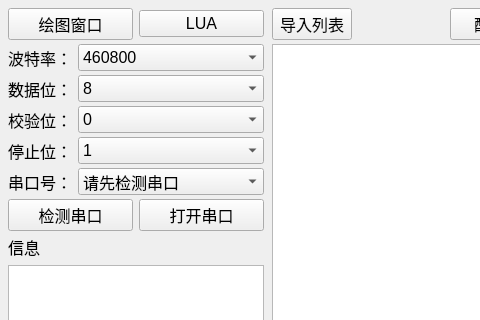
Qt form mainwindow.ui (yuejin-tan/SCD3) before a commit; both pictures show x 0 to 480 and y 0 to 320 of the 1000 by 800 pixel window.
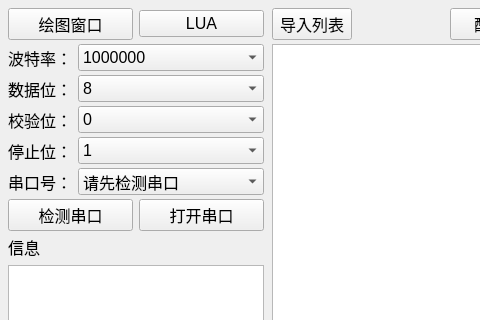
The same form after that commit.

```diff
--- a/mainwindow.ui
+++ b/mainwindow.ui
@@ -113,10 +113,10 @@
          <item>
           <widget class="QComboBox" name="baudrateBox">
            <property name="currentText">
-            <string>460800</string>
+            <string>1000000</string>
            </property>
            <property name="currentIndex">
-            <number>7</number>
+            <number>9</number>
            </property>
            <item>
             <property name="text">
@@ -158,6 +158,16 @@
              <string>460800</string>
             </property>
            </item>
+           <item>
+            <property name="text">
+             <string>921600</string>
+            </property>
+           </item>
+           <item>
+            <property name="text">
+             <string>1000000</string>
+            </property>
+           </item>
           </widget>
          </item>
         </layout>
```
